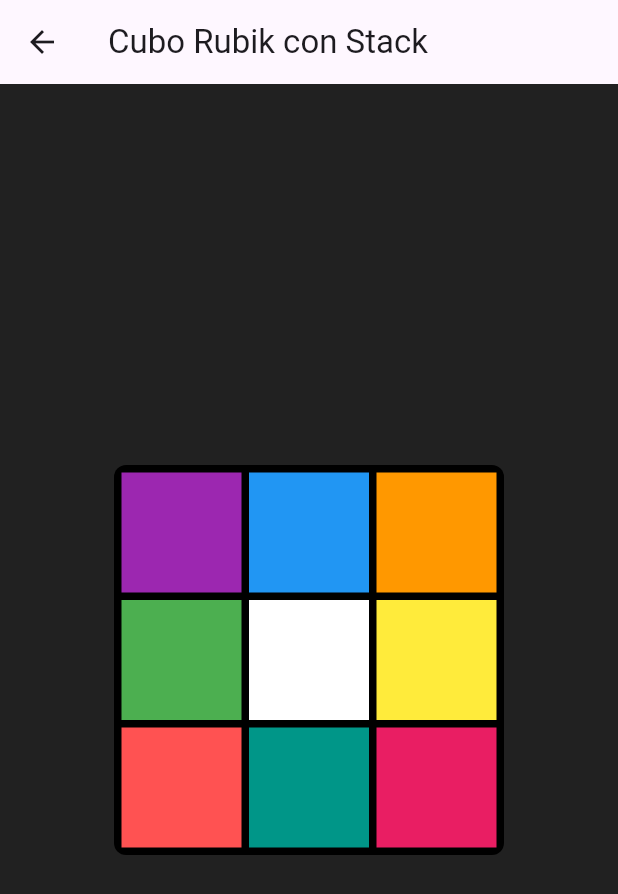
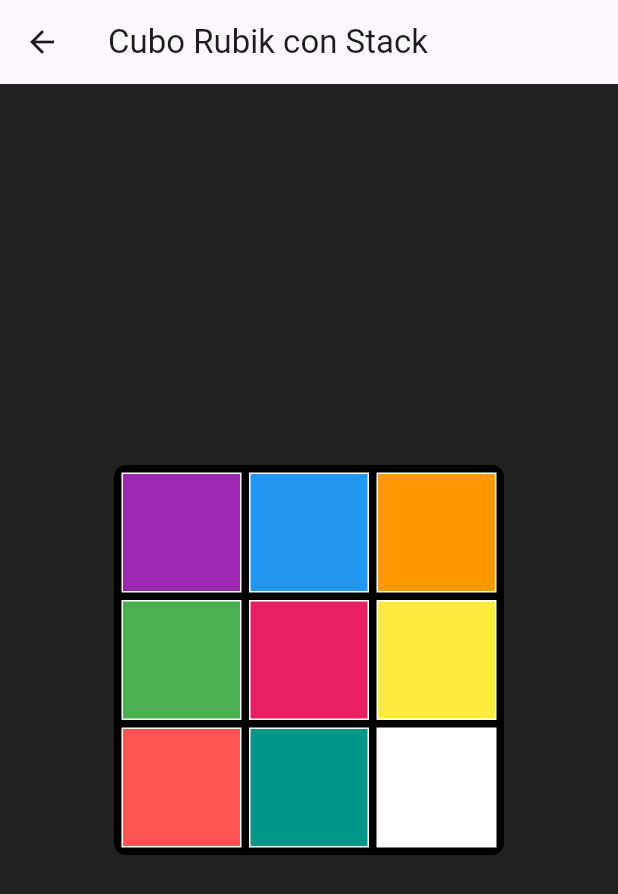
Before and after one commit to pmercado12/rompecabezasflutter, a Flutter app: the CuboRubikGesto screen opened directly, on a phone screen of 412 x 824 dp. Shown: the top 894 px of the screen. Run offline on Flutter 3.47's test engine with Material 3 defaults, Android fonts, the phone set to English and light mode, and no system bars.

Commit message:
funciona sin efecto

```diff
--- a/lib/rompe_gesto.dart
+++ b/lib/rompe_gesto.dart
@@ -8,23 +8,29 @@ class CuboRubikGesto extends StatefulWidget {
 }
 
 class _CuboRubikGestoState extends State<CuboRubikGesto> {
+  static const double tamanoPieza = 80.0;
+  static const double separacion = 5.0;
+
+  List<Pieza> tablero = [
+    const Pieza(id: 1, color: Colors.purple),
+    const Pieza(id: 2, color: Colors.blue),
+    const Pieza(id: 3, color: Colors.orange),
+    const Pieza(id: 4, color: Colors.green),
+    const Pieza(id: 5, color: Colors.pink),
+    const Pieza(id: 6, color: Colors.yellow),
+    const Pieza(id: 7, color: Colors.redAccent),
+    const Pieza(id: 8, color: Colors.teal),
+    const Pieza(id: 0, color: Colors.white, esComodin: true),
+  ];
+
+  int get indiceVacio => tablero.indexWhere((p) => p.esComodin);
+
+  final Pieza vacia = const Pieza(id: 0, color: Colors.white);
+
+  double lero = 100, leve = 200;
+
   @override
   Widget build(BuildContext context) {
-    final List<Container> misContenedores = [
-      Container(width: 80, height: 80, color: Colors.purple),
-      Container(width: 80, height: 80, color: Colors.blue),
-      Container(width: 80, height: 80, color: Colors.orange),
-      Container(width: 80, height: 80, color: Colors.green),
-      Container(width: 80, height: 80, color: Colors.white),
-      Container(width: 80, height: 80, color: Colors.yellow),
-      Container(width: 80, height: 80, color: Colors.redAccent),
-      Container(width: 80, height: 80, color: Colors.teal),
-      Container(width: 80, height: 80, color: Colors.pink),
-    ];
-
-    const double tamanoPieza = 80.0;
-    const double separacion = 5.0;
-
     return Scaffold(
       backgroundColor: Colors.grey.shade900,
       appBar: AppBar(title: const Text('Cubo Rubik con Stack')),
@@ -38,9 +44,9 @@ class _CuboRubikGestoState extends State<CuboRubikGesto> {
             borderRadius: BorderRadius.circular(8),
           ),
           child: Stack(
-            children: misContenedores.asMap().entries.map((entry) {
+            children: tablero.asMap().entries.map((entry) {
               int index = entry.key;
-              Container contenedor = entry.value;
+              Pieza pieza = entry.value;
 
               int fila = index ~/ 3;
               int columna = index % 3;
@@ -53,6 +59,7 @@ class _CuboRubikGestoState extends State<CuboRubikGesto> {
                 top: y,
                 child: GestureDetector(
                   onTap: () {
+                    mover(index);
                     ScaffoldMessenger.of(context).clearSnackBars();
                     ScaffoldMessenger.of(context).showSnackBar(
                       SnackBar(
@@ -63,7 +70,7 @@ class _CuboRubikGestoState extends State<CuboRubikGesto> {
                       ),
                     );
                   },
-                  child: contenedor,
+                  child: nodo(pieza),
                 ),
               );
             }).toList(),
@@ -72,4 +79,67 @@ class _CuboRubikGestoState extends State<CuboRubikGesto> {
       ),
     );
   }
+
+  double obtenerX(int index) {
+    int col = index % 3;
+    return col * (tamanoPieza + separacion);
+  }
+
+  double obtenerY(int index) {
+    int fila = index ~/ 3;
+    return fila * (tamanoPieza + separacion);
+  }
+
+  Widget nodo(Pieza pieza) {
+    return Container(
+      width: 80,
+      height: 80,
+      decoration: BoxDecoration(
+        color: pieza.esComodin ? Colors.white : pieza.color,
+        border: Border.all(color: Colors.white),
+      ),
+    );
+  }
+
+  bool puedeMover(int index) {
+    int vacio = indiceVacio;
+
+    int filaP = index ~/ 3;
+    int colP = index % 3;
+
+    int filaV = vacio ~/ 3;
+    int colV = vacio % 3;
+
+    return (filaP == filaV && (colP - colV).abs() == 1) ||
+        (colP == colV && (filaP - filaV).abs() == 1);
+  }
+
+  bool estaResuelto() {
+    for (int i = 0; i < 8; i++) {
+      if (tablero[i].id != i + 1) return false;
+    }
+    return tablero[8].esComodin;
+  }
+
+  void mover(int index) {
+    print(index);
+    if (!puedeMover(index)) return;
+    print("puede");
+
+    setState(() {
+      final vacio = indiceVacio;
+
+      final temp = tablero[index];
+      tablero[index] = tablero[vacio];
+      tablero[vacio] = temp;
+    });
+  }
 }
+
+class Pieza {
+  final int id; // 0 = vacío
+  final Color color;
+  final bool esComodin;
+
+  const Pieza({required this.id, required this.color, this.esComodin = false});
+}
```
